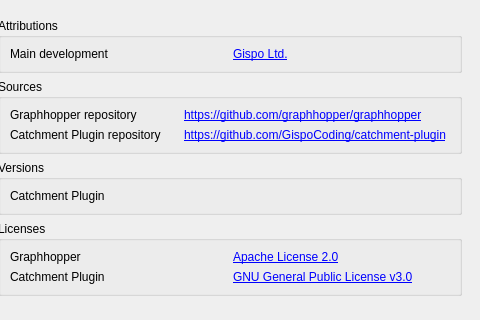
First picture: the form in Catchment/resources/ui/main.ui, repository iiepdev/school-catchment-plugin, before the edit; both pictures show x 176 to 656 and y 0 to 320 of the 656 by 580 pixel window.
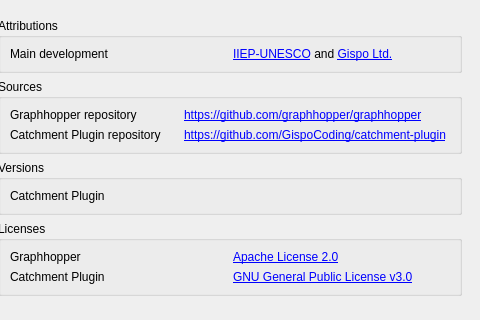
Second picture: the form after the edit. The open tabs and pages were chosen to show the change. Custom widgets are drawn as their Qt base class.

Commit message: Decrease increments; make about links clickable

```diff
--- a/Catchment/resources/ui/main.ui
+++ b/Catchment/resources/ui/main.ui
@@ -505,7 +505,7 @@
                  <item row="0" column="1">
                   <widget class="QLabel" name="label_gispo">
                    <property name="text">
-                    <string>&lt;html&gt;&lt;head/&gt;&lt;body&gt;&lt;p&gt;&lt;a href=&quot;https://www.gispo.fi/en/home/&quot;&gt;&lt;span style=&quot; text-decoration: underline; color:#0000ff;&quot;&gt;Gispo Ltd.&lt;/span&gt;&lt;/a&gt;&lt;/p&gt;&lt;/body&gt;&lt;/html&gt;
+                    <string>&lt;html&gt;&lt;head/&gt;&lt;body&gt;&lt;p&gt;&lt;a href=&quot;http://www.iiep.unesco.org/geo&quot;&gt;&lt;span style=&quot; text-decoration: underline; color:#0000ff;&quot;&gt;IIEP-UNESCO&lt;/span&gt;&lt;/a&gt; and &lt;a href=&quot;https://www.gispo.fi/en/home/&quot;&gt;&lt;span style=&quot; text-decoration: underline; color:#0000ff;&quot;&gt;Gispo Ltd.&lt;/span&gt;&lt;/a&gt;&lt;/p&gt;&lt;/body&gt;&lt;/html&gt;
                     </string>
                    </property>
                   </widget>
```
Left out of the diff: 21 changed lines with no effect on the pictures. The commit also changes 2 other files.
